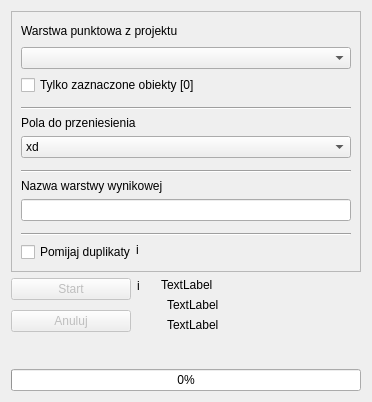
Old version of the form gissupport_plugin/modules/uldk/modules/point_layer_import/main_base.ui in the repository gis-support/gis-support-plugin.
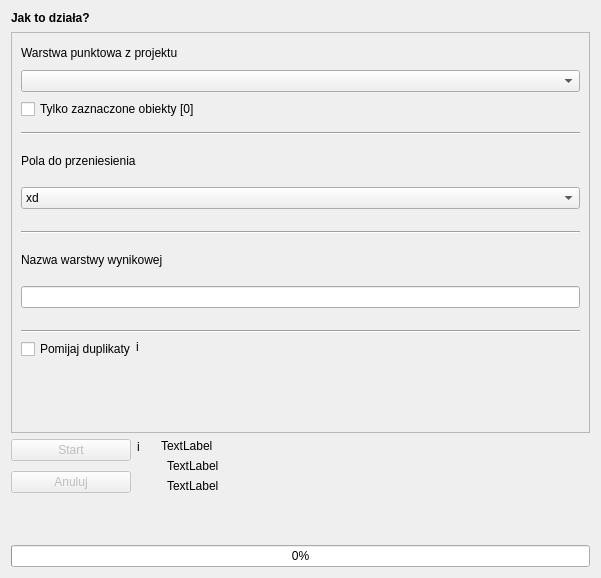
New version of the form. Custom widgets are drawn as their Qt base class.

Commit message: labele "jak to działa?" z tooltipami; zmiana nazwy labela warstwy wynikowej w zakładce csv; usunięcie treści tooltipów z .ui

```diff
--- a/gissupport_plugin/modules/uldk/modules/point_layer_import/main_base.ui
+++ b/gissupport_plugin/modules/uldk/modules/point_layer_import/main_base.ui
@@ -6,8 +6,8 @@
    <rect>
     <x>0</x>
     <y>0</y>
-    <width>368</width>
-    <height>402</height>
+    <width>601</width>
+    <height>578</height>
    </rect>
   </property>
   <property name="sizePolicy">
@@ -26,6 +26,28 @@
    <enum>QFrame::Raised</enum>
   </property>
   <layout class="QVBoxLayout" name="verticalLayout">
+   <item>
+    <widget class="QLabel" name="label_info">
+     <property name="maximumSize">
+      <size>
+       <width>100</width>
+       <height>15</height>
+      </size>
+     </property>
+     <property name="toolTip">
+      <string>Możesz ręcznie wpisać kod TERYT działki</string>
+     </property>
+     <property name="text">
+      <string>&lt;html&gt;&lt;head/&gt;&lt;body&gt;&lt;p&gt;&lt;b&gt;Jak to działa?&lt;/b&gt;&lt;br/&gt;&lt;/p&gt;&lt;/body&gt;&lt;/html&gt;</string>
+     </property>
+     <property name="textFormat">
+      <enum>Qt::RichText</enum>
+     </property>
+     <property name="scaledContents">
+      <bool>true</bool>
+     </property>
+    </widget>
+   </item>
    <item>
     <widget class="QFrame" name="frame">
      <property name="sizePolicy">
@@ -349,7 +371,7 @@
            </widget>
           </item>
           <item row="0" column="1">
-           <widget class="QLabel" name="label_info">
+           <widget class="QLabel" name="label_info_start">
             <property name="maximumSize">
              <size>
               <width>15</width>
```
Left out of the diff: 4 changed lines with no effect on the pictures. The commit also changes 4 other files.
